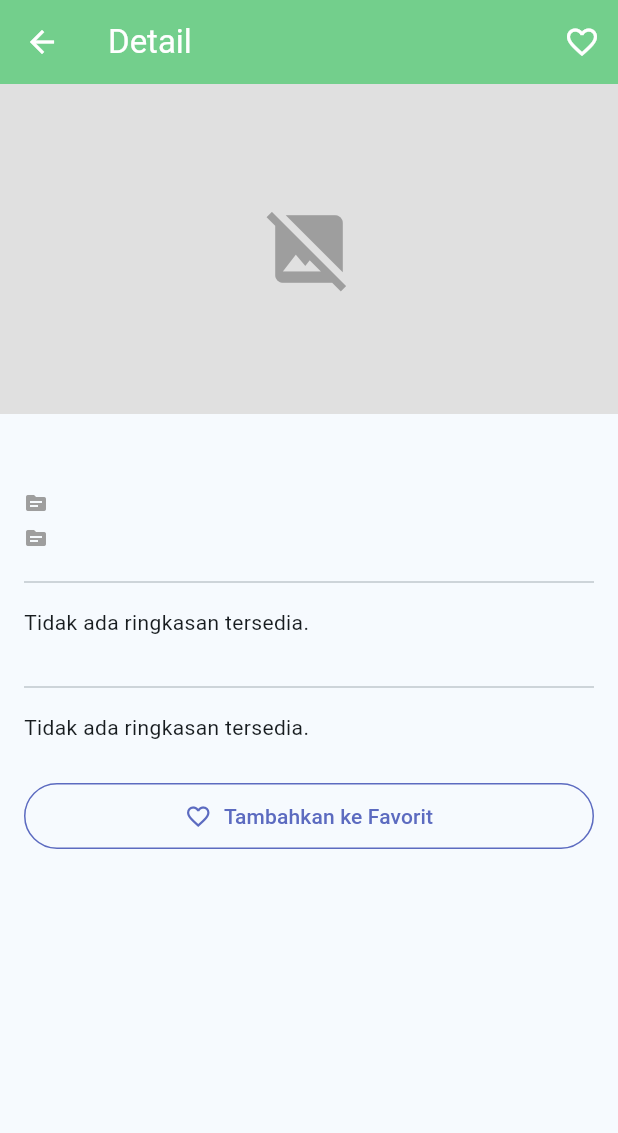
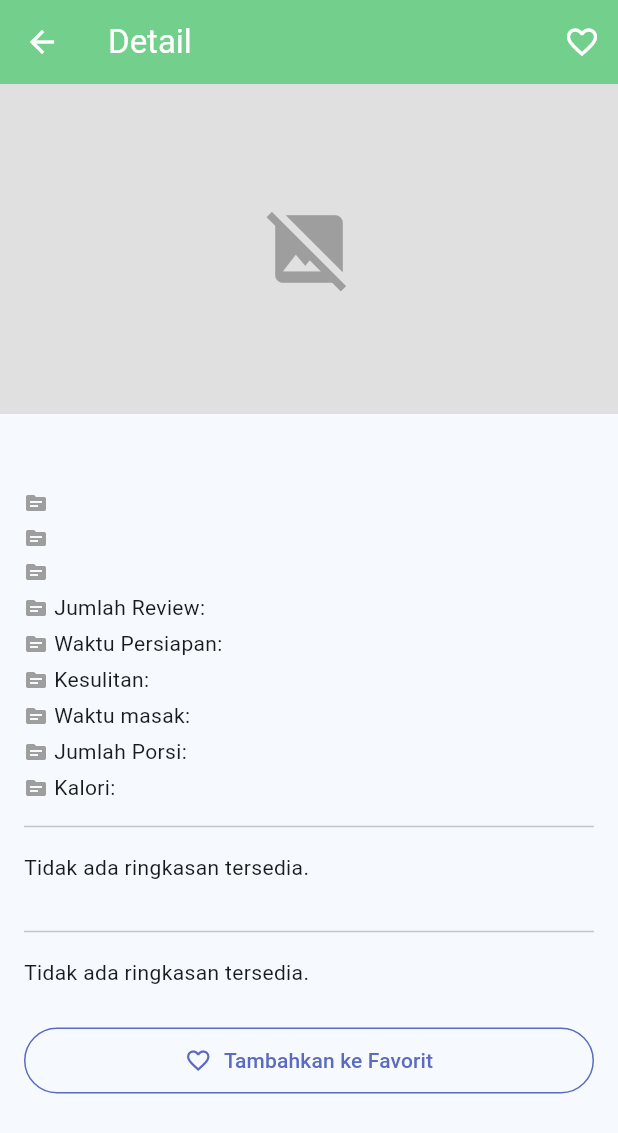
Before and after one commit to nanditosetyawan/124240083_ResponsiMobile_SI-E, a Flutter app: the DetailPage screen opened directly with empty values, on a phone screen of 412 x 824 dp. Shown: the top 1133 px of the screen. Run offline on Flutter 3.47's test engine with Material 3 defaults, Android fonts, the phone set to English and light mode, and no system bars; our stand-ins replace flutter_local_notifications, shared_preferences; accounts and stored records are empty.

Commit message:
responsi

```diff
--- a/lib/pages/detail_page.dart
+++ b/lib/pages/detail_page.dart
@@ -197,7 +197,60 @@ class _DetailPageState extends State<DetailPage> {
                         style: const TextStyle(color: Colors.grey, fontSize: 13)),
                   ]),
                   const SizedBox(height: 4),
-
+                  Row(children: [
+                    const Icon(Icons.source, size: 16, color: Colors.grey),
+                    const SizedBox(width: 4),
+                    Text(article.extra('rating'),                // ← EDIT: .newsSite atau article.extra('nama_key')
+                        style: const TextStyle(color: Colors.grey, fontSize: 13)),
+                  ]),
+                  const SizedBox(height: 4),
+                  Row(children: [
+                    const Icon(Icons.source, size: 16, color: Colors.grey),
+                    const SizedBox(width: 4),
+                    Text('Jumlah Review: '),
+                    Text(article.extra('reviewCount'),                // ← EDIT: .newsSite atau article.extra('nama_key')
+                        style: const TextStyle(color: Colors.grey, fontSize: 13)),
+                  ]),
+                    const SizedBox(height: 4),
+                  Row(children: [
+                    const Icon(Icons.source, size: 16, color: Colors.grey),
+                    const SizedBox(width: 4),
+                     Text('Waktu Persiapan: '),
+                    Text(article.extra('prepTimeMinutes'),                // ← EDIT: .newsSite atau article.extra('nama_key')
+                        style: const TextStyle(color: Colors.grey, fontSize: 13)),
+                  ]),
+                      const SizedBox(height: 4),
+                  Row(children: [
+                    const Icon(Icons.source, size: 16, color: Colors.grey),
+                    const SizedBox(width: 4),
+                    Text('Kesulitan: '),
+                    Text(article.extra('difficulty'),                // ← EDIT: .newsSite atau article.extra('nama_key')
+                        style: const TextStyle(color: Colors.grey, fontSize: 13)),
+                  ]),
+                      const SizedBox(height: 4),
+                  Row(children: [
+                    const Icon(Icons.source, size: 16, color: Colors.grey),
+                    const SizedBox(width: 4),
+                    Text('Waktu masak: '),
+                    Text(article.extra('cookTimeMinutes'),                // ← EDIT: .newsSite atau article.extra('nama_key')
+                        style: const TextStyle(color: Colors.grey, fontSize: 13)),
+                  ]),
+                       const SizedBox(height: 4),
+                  Row(children: [
+                    const Icon(Icons.source, size: 16, color: Colors.grey),
+                    const SizedBox(width: 4),
+                    Text('Jumlah Porsi: '),
+                    Text(article.extra('servings'),                // ← EDIT: .newsSite atau article.extra('nama_key')
+                        style: const TextStyle(color: Colors.grey, fontSize: 13)),
+                  ]),
+                       const SizedBox(height: 4),
+                  Row(children: [
+                    const Icon(Icons.source, size: 16, color: Colors.grey),
+                    const SizedBox(width: 4),
+                    Text('Kalori: '),
+                    Text(article.extra('caloriesPerServing'),                // ← EDIT: .newsSite atau article.extra('nama_key')
+                        style: const TextStyle(color: Colors.grey, fontSize: 13)),
+                  ]),
                   // ─────────────────────────────────────────────
                   const SizedBox(height: 8),
                   // ─────────────────────────────────────────────
```
